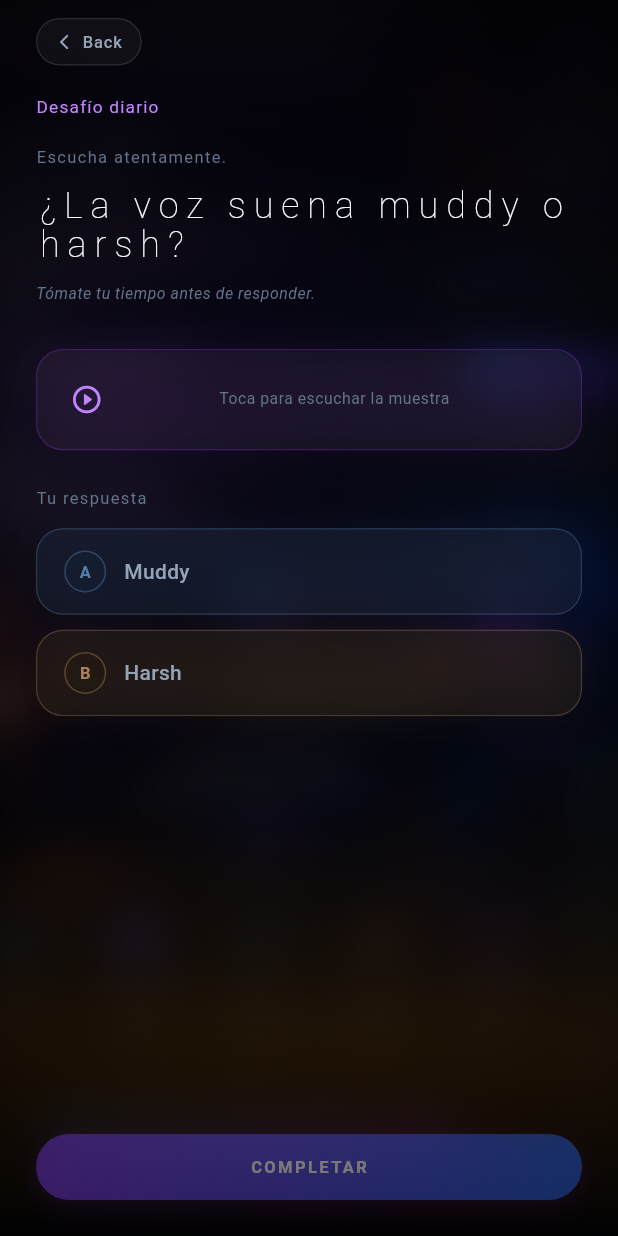
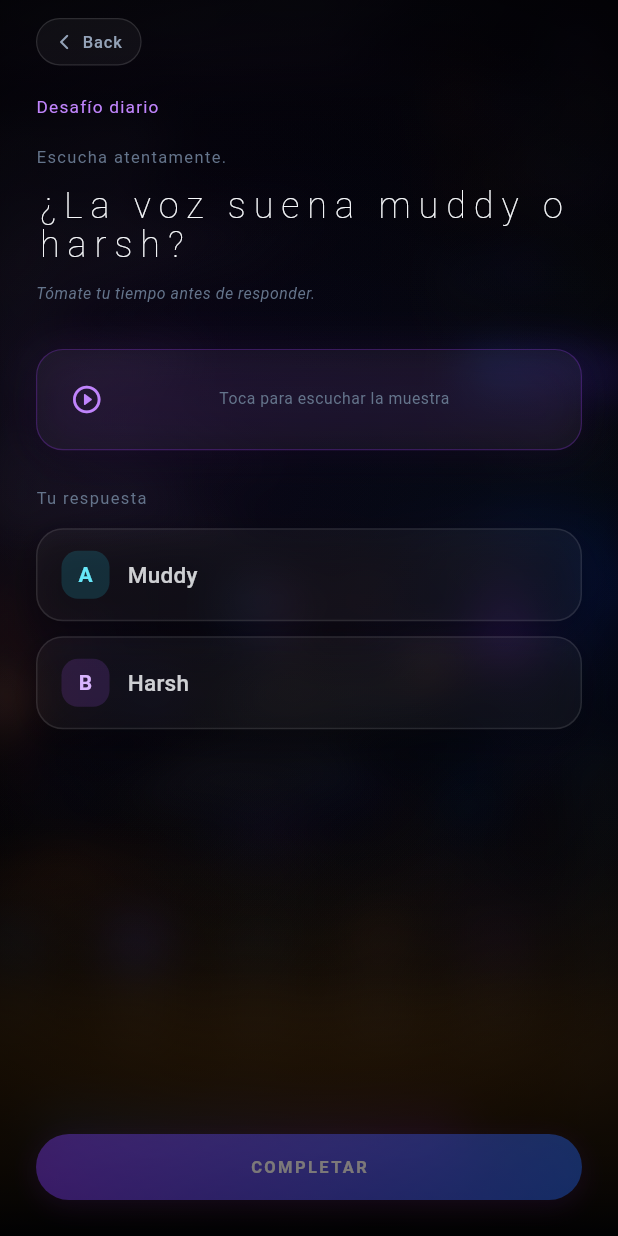
Before and after one commit to Dloudness/ear_trainer, a Flutter app: the DailyChallengeScreen screen opened by its route, on a phone screen of 412 x 824 dp. Run offline on Flutter 3.47's test engine with Material 3 defaults, Android fonts, the phone set to English and light mode, and no system bars; our stand-ins replace audioplayers, shared_preferences, video_player; accounts and stored records are empty.

Commit message:
Tarjetas de respuesta con estilo Orbe
- Panel de vidrio con letra en degradado por opción (A–D)
- Brillo al pasar el ratón y al elegir
- Tarjetas más bajas: el ejercicio A/B cabe en pantalla de móvil

Co-Authored-By: Claude Opus 5.5 <noreply@anthropic.com>

```diff
--- a/lib/core/theme/option_choice_palette.dart
+++ b/lib/core/theme/option_choice_palette.dart
@@ -2,46 +2,56 @@ import 'package:flutter/material.dart';
 
 enum OptionSlot { a, b, c, d }
 
-/// Muted cinematic palettes for multiple-choice options.
+/// Vivid per-slot colors for answers, matching the Orb player
+/// (cyan, purple, blue, pink).
 class OptionChoiceColors {
   const OptionChoiceColors({
     required this.accent,
     required this.glow,
     required this.tint,
     required this.label,
+    required this.gradient,
   });
 
+  /// Readable color for the letter, icons and borders.
   final Color accent;
   final Color glow;
   final Color tint;
   final String label;
 
+  /// Fill of the letter badge.
+  final List<Color> gradient;
+
   static const a = OptionChoiceColors(
-    accent: Color(0xFF6B9FD4),
-    glow: Color(0xFF3B82F6),
-    tint: Color(0xFF141E32),
+    accent: Color(0xFF67E8F9),
+    glow: Color(0xFF22D3EE),
+    tint: Color(0xFF0E2A33),
     label: 'A',
+    gradient: [Color(0xFF22D3EE), Color(0xFF3B82F6)],
   );
 
   static const b = OptionChoiceColors(
-    accent: Color(0xFFD4A574),
-    glow: Color(0xFFE89550),
-    tint: Color(0xFF221910),
+    accent: Color(0xFFD8B4FE),
+    glow: Color(0xFFA855F7),
+    tint: Color(0xFF241536),
     label: 'B',
+    gradient: [Color(0xFFA855F7), Color(0xFF6366F1)],
   );
 
   static const c = OptionChoiceColors(
-    accent: Color(0xFF9B87D4),
-    glow: Color(0xFF9333EA),
-    tint: Color(0xFF1A1528),
+    accent: Color(0xFF93C5FD),
+    glow: Color(0xFF3B82F6),
+    tint: Color(0xFF111D38),
     label: 'C',
+    gradient: [Color(0xFF3B82F6), Color(0xFF2563EB)],
   );
 
   static const d = OptionChoiceColors(
-    accent: Color(0xFF6BC5D4),
-    glow: Color(0xFF22D3EE),
-    tint: Color(0xFF101E22),
+    accent: Color(0xFFF9A8D4),
+    glow: Color(0xFFEC4899),
+    tint: Color(0xFF2E1224),
     label: 'D',
+    gradient: [Color(0xFFEC4899), Color(0xFFA855F7)],
   );
 
   static OptionChoiceColors forSlot(OptionSlot slot) => switch (slot) {
@@ -51,23 +61,3 @@ class OptionChoiceColors {
         OptionSlot.d => d,
       };
 }
-
-abstract final class OptionChoicePalette {
-  static double borderAlpha({required bool selected, required bool hovered}) {
-    if (selected) return 0.52;
-    if (hovered) return 0.38;
-    return 0.26;
-  }
-
-  static double glowAlpha({required bool selected, required bool hovered}) {
-    if (selected) return 0.22;
-    if (hovered) return 0.14;
-    return 0.07;
-  }
-
-  static double tintAlpha({required bool selected, required bool hovered}) {
-    if (selected) return 0.72;
-    if (hovered) return 0.58;
-    return 0.42;
-  }
-}
--- a/lib/core/widgets/option_choice_card.dart
+++ b/lib/core/widgets/option_choice_card.dart
@@ -4,7 +4,8 @@ import '../theme/app_colors.dart';
 import '../theme/app_typography.dart';
 import '../theme/option_choice_palette.dart';
 
-/// Premium multiple-choice card with distinct cinematic color per slot.
+/// Answer card in the Orb style: a glass panel with a gradient letter badge.
+/// Hover lights the border in the slot color; the chosen answer glows.
 class OptionChoiceCard extends StatefulWidget {
   const OptionChoiceCard({
     super.key,
@@ -21,7 +22,12 @@ class OptionChoiceCard extends StatefulWidget {
   final String label;
   final bool selected;
   final VoidCallback onTap;
+
+  /// Full-width row (lists of answers). Otherwise a centered tile for
+  /// side-by-side A/B answers.
   final bool compact;
+
+  /// Kept for callers of the previous design; no longer drawn.
   final Animation<double>? pulse;
   final bool showWaveform;
 
@@ -33,26 +39,18 @@ class _OptionChoiceCardState extends State<OptionChoiceCard> {
   bool _hovered = false;
   bool _pressed = false;
 
-  OptionChoiceColors get _colors => OptionChoiceColors.forSlot(widget.slot);
-
   @override
   Widget build(BuildContext context) {
-    final colors = _colors;
-    final active = widget.selected || _hovered;
-    final borderAlpha = OptionChoicePalette.borderAlpha(
-      selected: widget.selected,
-      hovered: _hovered,
-    );
-    final glowAlpha = OptionChoicePalette.glowAlpha(
-      selected: widget.selected,
-      hovered: _hovered,
-    );
-    final tintAlpha = OptionChoicePalette.tintAlpha(
-      selected: widget.selected,
-      hovered: _hovered,
-    );
+    final colors = OptionChoiceColors.forSlot(widget.slot);
+    final selected = widget.selected;
+    final lit = selected || _hovered;
 
-    return MouseRegion(
+    return Semantics(
+      button: true,
+      selected: selected,
+      label: widget.label,
+      excludeSemantics: true,
+      child: MouseRegion(
         onEnter: (_) => setState(() => _hovered = true),
         onExit: (_) => setState(() => _hovered = false),
         cursor: SystemMouseCursors.click,
@@ -62,291 +60,82 @@ class _OptionChoiceCardState extends State<OptionChoiceCard> {
           onTapCancel: () => setState(() => _pressed = false),
           onTap: widget.onTap,
           child: AnimatedScale(
-          scale: widget.selected ? 1.025 : _pressed ? 0.982 : 1.0,
-          duration: const Duration(milliseconds: 200),
+            scale: _pressed ? 0.97 : 1.0,
+            duration: const Duration(milliseconds: 140),
             curve: Curves.easeOutCubic,
             child: AnimatedContainer(
               duration: const Duration(milliseconds: 220),
               curve: Curves.easeOutCubic,
+              constraints: const BoxConstraints(minHeight: 60),
               padding: widget.compact
-                ? const EdgeInsets.symmetric(horizontal: 18, vertical: 14)
-                : const EdgeInsets.symmetric(vertical: 28, horizontal: 12),
+                  ? const EdgeInsets.symmetric(horizontal: 16, vertical: 14)
+                  : const EdgeInsets.symmetric(horizontal: 14, vertical: 16),
               decoration: BoxDecoration(
                 borderRadius: BorderRadius.circular(18),
-              color: Color.alphaBlend(
-                colors.tint.withValues(alpha: tintAlpha),
-                Colors.white.withValues(alpha: 0.03),
-              ),
+                color: selected ? null : Colors.white.withValues(alpha: 0.04),
+                gradient: selected
+                    ? LinearGradient(
+                        begin: Alignment.topLeft,
+                        end: Alignment.bottomRight,
+                        colors: [
+                          colors.glow.withValues(alpha: 0.24),
+                          colors.glow.withValues(alpha: 0.06),
+                        ],
+                      )
+                    : null,
                 border: Border.all(
-                color: colors.accent.withValues(alpha: borderAlpha),
-                width: widget.selected ? 1.0 : 0.8,
+                  color: selected
+                      ? colors.accent.withValues(alpha: 0.9)
+                      : _hovered
+                      ? colors.accent.withValues(alpha: 0.45)
+                      : Colors.white.withValues(alpha: 0.10),
                 ),
                 boxShadow: [
                   BoxShadow(
-                  color: Colors.black.withValues(alpha: 0.28),
-                  blurRadius: 16,
-                  offset: const Offset(0, 6),
+                    color: Colors.black.withValues(alpha: 0.30),
+                    blurRadius: 18,
+                    offset: const Offset(0, 8),
                   ),
+                  if (lit)
                     BoxShadow(
-                  color: colors.glow.withValues(alpha: glowAlpha),
-                  blurRadius: widget.selected ? 24 : 18,
-                  spreadRadius: -2,
+                      color: colors.glow.withValues(
+                        alpha: selected ? 0.30 : 0.14,
                       ),
-              ],
-            ),
-            child: widget.compact ? _buildCompact(colors, active) : _buildStandard(colors, active),
-          ),
-        ),
-      ),
-    );
-  }
-
-  Widget _buildCompact(OptionChoiceColors colors, bool active) {
-    return Row(
-      children: [
-        _OptionBadge(colors: colors, active: active),
-        const SizedBox(width: 12),
-        Expanded(
-          child: Text(
-            widget.label,
-            style: AppTypography.cardTitle.copyWith(
-              fontSize: 14,
-              color: active ? AppColors.textPrimary : AppColors.textSecondary,
-            ),
-          ),
-        ),
-        if (widget.selected)
-          Icon(Icons.check_circle_rounded, size: 16, color: colors.accent),
-      ],
-    );
-  }
-
-  Widget _buildStandard(OptionChoiceColors colors, bool active) {
-    return Column(
-      mainAxisSize: MainAxisSize.min,
-      children: [
-        if (widget.showWaveform) ...[
-          _buildWaveform(colors, active),
-          const SizedBox(height: 14),
-        ] else
-          _OptionBadge(colors: colors, active: active),
-        if (!widget.showWaveform) const SizedBox(height: 12),
-        Text(
-          widget.label,
-          textAlign: TextAlign.center,
-          style: AppTypography.cardTitle.copyWith(
-            color: active ? AppColors.textPrimary : AppColors.textSecondary,
-          ),
-        ),
-      ],
-    );
-  }
-
-  Widget _buildWaveform(OptionChoiceColors colors, bool active) {
-    final bars = _OptionWaveformBars(active: widget.selected, color: colors.accent);
-    if (widget.pulse != null && widget.selected) {
-      return ScaleTransition(scale: widget.pulse!, child: bars);
-    }
-    return bars;
-  }
-}
-
-class _OptionBadge extends StatelessWidget {
-  const _OptionBadge({required this.colors, required this.active});
-
-  final OptionChoiceColors colors;
-  final bool active;
-
-  @override
-  Widget build(BuildContext context) {
-    return Container(
-      width: 28,
-      height: 28,
-      decoration: BoxDecoration(
-        shape: BoxShape.circle,
-        color: colors.tint.withValues(alpha: active ? 0.85 : 0.55),
-        border: Border.all(color: colors.accent.withValues(alpha: active ? 0.55 : 0.32)),
-      ),
-      alignment: Alignment.center,
-      child: Text(
-        colors.label,
-        style: TextStyle(
-          fontSize: 11,
-          fontWeight: FontWeight.w600,
-          letterSpacing: 0.4,
-          color: colors.accent.withValues(alpha: active ? 1 : 0.75),
-        ),
-      ),
-    );
-  }
-}
-
-class _OptionWaveformBars extends StatelessWidget {
-  const _OptionWaveformBars({required this.active, required this.color});
-
-  final bool active;
-  final Color color;
-
-  @override
-  Widget build(BuildContext context) {
-    return SizedBox(
-      width: 56,
-      height: 32,
-      child: CustomPaint(
-        painter: _OptionWaveformPainter(color: color, active: active),
-      ),
-    );
-  }
-}
-
-class _OptionWaveformPainter extends CustomPainter {
-  _OptionWaveformPainter({required this.color, required this.active});
-
-  final Color color;
-  final bool active;
-
-  @override
-  void paint(Canvas canvas, Size size) {
-    final paint = Paint()
-      ..color = color.withValues(alpha: active ? 0.9 : 0.5)
-      ..strokeWidth = 2.2
-      ..strokeCap = StrokeCap.round;
-
-    const heights = [0.35, 0.72, 0.48, 0.95, 0.58, 0.82, 0.42];
-    for (var i = 0; i < heights.length; i++) {
-      final x = i * (size.width / (heights.length - 1));
-      final h = heights[i] * (active ? 1.0 : 0.62);
-      canvas.drawLine(
-        Offset(x, size.height),
-        Offset(x, size.height * (1 - h)),
-        paint,
-      );
-    }
-  }
-
-  @override
-  bool shouldRepaint(covariant _OptionWaveformPainter oldDelegate) {
-    return oldDelegate.active != active || oldDelegate.color != color;
-  }
-}
-
-/// Listen-phase comparison card — shares option slot color identity.
-class OptionListenCard extends StatefulWidget {
-  const OptionListenCard({
-    super.key,
-    required this.slot,
-    required this.label,
-    required this.isPlaying,
-    required this.onTap,
-    this.isPaused = false,
-    this.pulse,
-  });
-
-  final OptionSlot slot;
-  final String label;
-  final bool isPlaying;
-  final bool isPaused;
-  final VoidCallback onTap;
-  final Animation<double>? pulse;
-
-  @override
-  State<OptionListenCard> createState() => _OptionListenCardState();
-}
-
-class _OptionListenCardState extends State<OptionListenCard> {
-  bool _hovered = false;
-  bool _pressed = false;
-
-  OptionChoiceColors get _colors => OptionChoiceColors.forSlot(widget.slot);
-
-  @override
-  Widget build(BuildContext context) {
-    final colors = _colors;
-    final active = widget.isPlaying || widget.isPaused || _hovered;
-
-    return MouseRegion(
-      onEnter: (_) => setState(() => _hovered = true),
-      onExit: (_) => setState(() => _hovered = false),
-      cursor: SystemMouseCursors.click,
-      child: GestureDetector(
-        onTapDown: (_) => setState(() => _pressed = true),
-        onTapUp: (_) => setState(() => _pressed = false),
-        onTapCancel: () => setState(() => _pressed = false),
-        onTap: widget.onTap,
-        child: AnimatedScale(
-          scale: _pressed ? 0.985 : 1.0,
-          duration: const Duration(milliseconds: 160),
-          child: AnimatedContainer(
-            duration: const Duration(milliseconds: 220),
-            padding: const EdgeInsets.all(20),
-            decoration: BoxDecoration(
-              borderRadius: BorderRadius.circular(18),
-              color: Color.alphaBlend(
-                colors.tint.withValues(alpha: active ? 0.65 : 0.42),
-                Colors.white.withValues(alpha: 0.03),
-              ),
-              border: Border.all(
-                color: colors.accent.withValues(alpha: active ? 0.45 : 0.26),
-              ),
-              boxShadow: [
-                BoxShadow(
-                  color: Colors.black.withValues(alpha: 0.28),
-                  blurRadius: 16,
-                  offset: const Offset(0, 6),
-                ),
-                BoxShadow(
-                  color: colors.glow.withValues(alpha: widget.isPlaying ? 0.2 : 0.08),
-                  blurRadius: widget.isPlaying ? 22 : 16,
-                  spreadRadius: -2,
+                      blurRadius: selected ? 30 : 20,
+                      offset: const Offset(0, 10),
                     ),
                 ],
               ),
               child: Row(
+                mainAxisAlignment: widget.compact
+                    ? MainAxisAlignment.start
+                    : MainAxisAlignment.center,
                 children: [
-                if (widget.pulse != null && widget.isPlaying)
-                  ScaleTransition(
-                    scale: widget.pulse!,
-                    child: _OptionWaveformBars(active: true, color: colors.accent),
-                  )
-                else
-                  _OptionWaveformBars(active: widget.isPlaying, color: colors.accent),
-                const SizedBox(width: 16),
-                Expanded(
-                  child: Column(
-                    crossAxisAlignment: CrossAxisAlignment.start,
-                    children: [
-                      Row(
-                        children: [
-                          _OptionBadge(colors: colors, active: active),
-                          const SizedBox(width: 8),
-                          Expanded(
+                  _LetterBadge(colors: colors, lit: lit),
+                  const SizedBox(width: 12),
+                  Flexible(
+                    fit: widget.compact ? FlexFit.tight : FlexFit.loose,
                     child: Text(
                       widget.label,
-                              style: AppTypography.cardTitle.copyWith(fontSize: 14),
+                      style: AppTypography.cardTitle.copyWith(
+                        fontSize: 15,
+                        fontWeight: FontWeight.w500,
+                        color: lit
+                            ? AppColors.textPrimary
+                            : AppColors.textPrimary.withValues(alpha: 0.82),
                       ),
                     ),
+                  ),
+                  if (selected && widget.compact) ...[
+                    const SizedBox(width: 8),
+                    Icon(
+                      Icons.check_circle_rounded,
+                      size: 20,
+                      color: colors.accent,
+                    ),
+                  ],
                 ],
               ),
-                      const SizedBox(height: 6),
-                      Text(
-                        widget.isPlaying
-                            ? 'Reproduciendo… · Toca para pausar'
-                            : widget.isPaused
-                                ? 'Pausado · Toca para reanudar'
-                                : 'Toca para escuchar',
-                        style: AppTypography.caption.copyWith(color: AppColors.textMuted),
-                      ),
-                    ],
-                  ),
-                ),
-                Icon(
-                  widget.isPlaying
-                      ? Icons.pause_circle_outline_rounded
-                      : Icons.play_circle_outline_rounded,
-                  color: colors.accent,
-                  size: 28,
-                ),
-              ],
             ),
           ),
         ),
@@ -354,3 +143,42 @@ class _OptionListenCardState extends State<OptionListenCard> {
     );
   }
 }
+
+class _LetterBadge extends StatelessWidget {
+  const _LetterBadge({required this.colors, required this.lit});
+
+  final OptionChoiceColors colors;
+  final bool lit;
+
+  @override
+  Widget build(BuildContext context) {
+    return AnimatedContainer(
+      duration: const Duration(milliseconds: 220),
+      width: 32,
+      height: 32,
+      decoration: BoxDecoration(
+        borderRadius: BorderRadius.circular(11),
+        gradient: lit ? LinearGradient(colors: colors.gradient) : null,
+        color: lit ? null : colors.glow.withValues(alpha: 0.16),
+        boxShadow: lit
+            ? [
+                BoxShadow(
+                  color: colors.glow.withValues(alpha: 0.35),
+                  blurRadius: 14,
+                  offset: const Offset(0, 4),
+                ),
+              ]
+            : null,
+      ),
+      alignment: Alignment.center,
+      child: Text(
+        colors.label,
+        style: TextStyle(
+          fontSize: 14,
+          fontWeight: FontWeight.w700,
+          color: lit ? Colors.white : colors.accent,
+        ),
+      ),
+    );
+  }
+}
```
Lines whose indentation alone changed are shown as unchanged.
